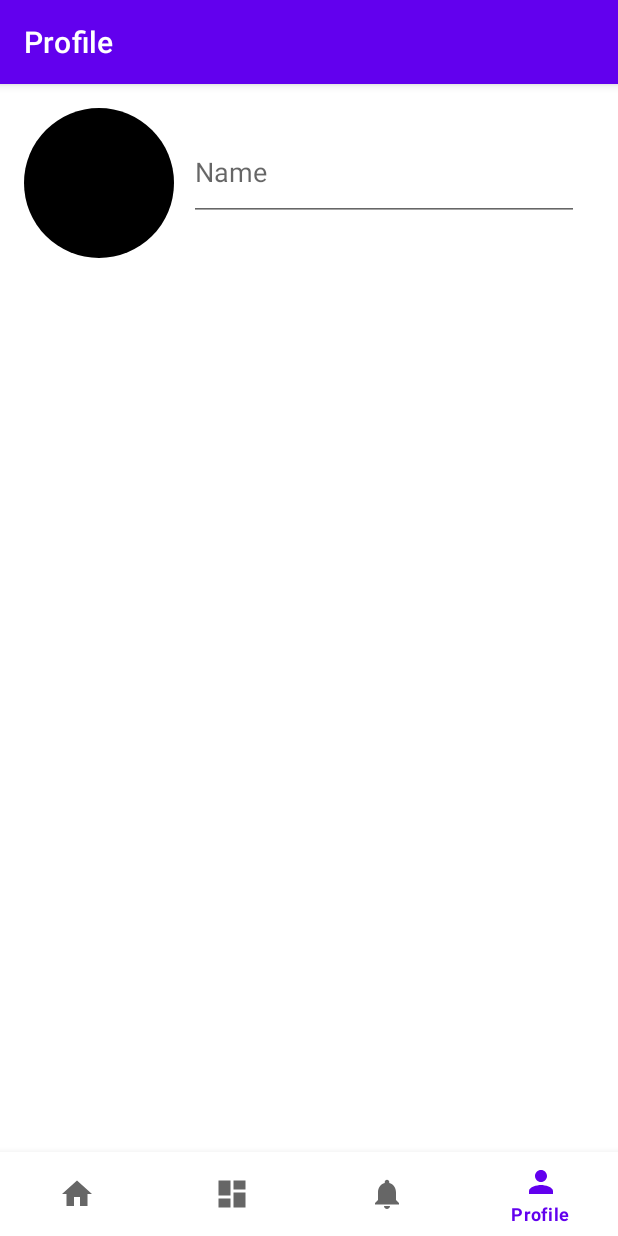
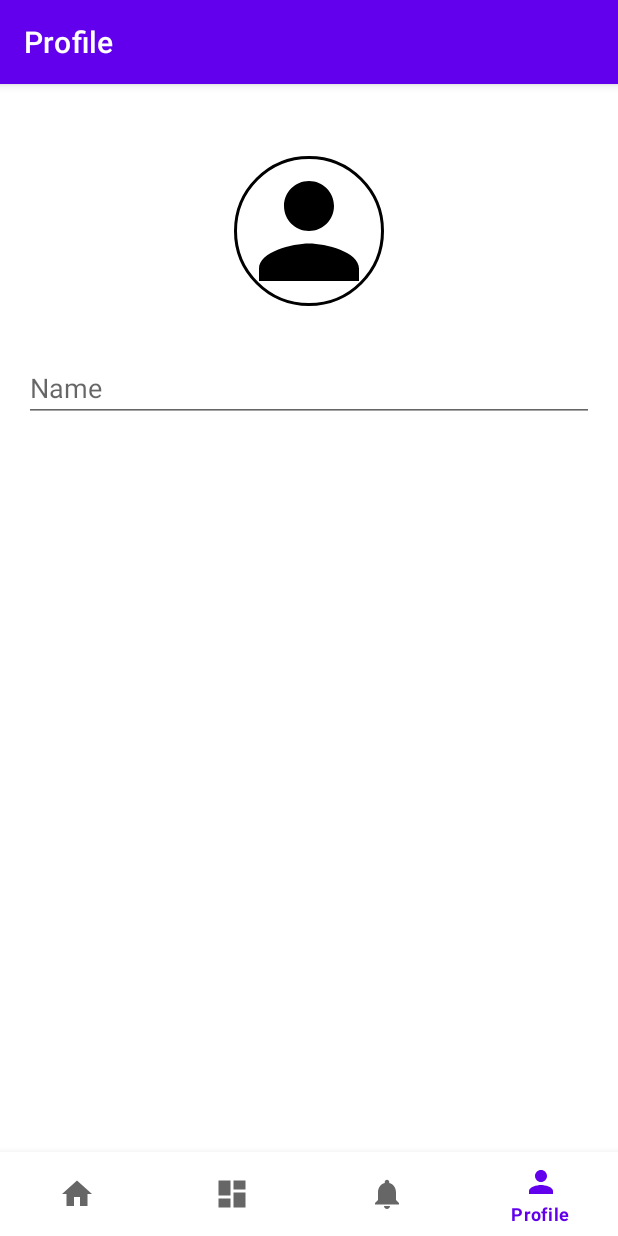
Before and after one commit to hanifa715/TaskManager, an Android app: the ProfileFragment screen opened through its navigation route, on a phone screen of 412 x 824 dp. Run offline under Robolectric (Android 15) with nearby library versions, the phone set to English and light mode, and no system bars; our stand-ins replace CircleImageView, navigation-ui; libraries missing offline, so code that uses them is left out: me.relex.circleindicator; pictures from the network do not load; 2 statements that could not run were skipped.

Commit message:
circle indicator skip

```diff
--- a/app/src/main/AndroidManifest.xml
+++ b/app/src/main/AndroidManifest.xml
@@ -1,6 +1,8 @@
 <?xml version="1.0" encoding="utf-8"?>
 <manifest xmlns:android="http://schemas.android.com/apk/res/android"
     xmlns:tools="http://schemas.android.com/tools">
+
+    <uses-permission android:name="android.permission.INTERNET"/>
 
     <application
         android:allowBackup="true"
--- a/app/src/main/java/com/example/taskmanager/MainActivity.kt
+++ b/app/src/main/java/com/example/taskmanager/MainActivity.kt
@@ -3,6 +3,9 @@ package com.example.taskmanager
 import android.os.Bundle
 import com.google.android.material.bottomnavigation.BottomNavigationView
 import androidx.appcompat.app.AppCompatActivity
+import androidx.core.view.isVisible
+import androidx.navigation.NavController
+import androidx.navigation.NavDestination
 import androidx.navigation.findNavController
 import androidx.navigation.ui.AppBarConfiguration
 import androidx.navigation.ui.setupActionBarWithNavController
@@ -19,9 +22,13 @@ class MainActivity : AppCompatActivity() {
         binding = ActivityMainBinding.inflate(layoutInflater)
         setContentView(binding.root)
 
-        val navView: BottomNavigationView = binding.navView
+        val bottomNav: BottomNavigationView = binding.navView
 
         val navController = findNavController(R.id.nav_host_fragment_activity_main)
+
+        navController.navigate(R.id.onBoardingFragment)
+
+
         val appBarConfiguration = AppBarConfiguration(
             setOf(
                 R.id.navigation_home,
@@ -32,6 +39,15 @@ class MainActivity : AppCompatActivity() {
             )
         )
         setupActionBarWithNavController(navController, appBarConfiguration)
-        navView.setupWithNavController(navController)
+        navController.addOnDestinationChangedListener { controller, destination, arguments ->
+            if (destination.id == R.id.onBoardingFragment){
+               bottomNav.isVisible = false
+                supportActionBar?.hide()
+            } else{
+                bottomNav.isVisible = true
+                supportActionBar?.show()
+            }
+        }
+        bottomNav.setupWithNavController(navController)
     }
 }
--- /dev/null
+++ b/app/src/main/java/com/example/taskmanager/model/OnBoarding.kt
@@ -0,0 +1,9 @@
+package com.example.taskmanager.model
+
+import java.io.Serializable
+
+data class OnBoarding(
+    val image: String? = null,
+    val title: String? = null,
+    val description: String? = null
+) : Serializable
--- a/app/src/main/java/com/example/taskmanager/ui/home/HomeFragment.kt
+++ b/app/src/main/java/com/example/taskmanager/ui/home/HomeFragment.kt
@@ -1,19 +1,23 @@
 package com.example.taskmanager.ui.home
 
 import android.os.Bundle
+import android.util.Log
 import android.view.LayoutInflater
 import android.view.View
 import android.view.ViewGroup
 import androidx.fragment.app.Fragment
+import androidx.fragment.app.setFragmentResultListener
 import androidx.navigation.fragment.findNavController
 import com.example.taskmanager.R
 import com.example.taskmanager.databinding.FragmentHomeBinding
+import com.example.taskmanager.model.Task
+import com.example.taskmanager.ui.home.adapter.TaskAdapter
+import com.example.taskmanager.ui.task.TaskFragment
 
 class HomeFragment : Fragment() {
     private var _binding: FragmentHomeBinding? = null
 
-    // This property is only valid between onCreateView and
-    // onDestroyView.
+    private val adapter = TaskAdapter()
     private val binding get() = _binding!!
 
     override fun onCreateView(
@@ -27,6 +31,12 @@ class HomeFragment : Fragment() {
 
     override fun onViewCreated(view: View, savedInstanceState: Bundle?) {
         super.onViewCreated(view, savedInstanceState)
+        binding.recyclerView.adapter = adapter
+        setFragmentResultListener(TaskFragment.REQUEST_RESULT) { requestKey, bundle ->
+            val data = bundle.getSerializable(TaskFragment.TASK_KEY) as Task
+            adapter.addTask(data)
+
+        }
         binding.fab.setOnClickListener {
             findNavController().navigate(R.id.taskFragment)
         }
--- /dev/null
+++ b/app/src/main/java/com/example/taskmanager/ui/onboarding/OnBoardingFragment.kt
@@ -0,0 +1,42 @@
+package com.example.taskmanager.ui.onboarding
+
+import android.os.Bundle
+import androidx.fragment.app.Fragment
+import android.view.LayoutInflater
+import android.view.View
+import android.view.ViewGroup
+import androidx.navigation.fragment.findNavController
+import com.example.taskmanager.R
+import com.example.taskmanager.databinding.FragmentOnBoardingBinding
+import com.example.taskmanager.ui.onboarding.adapter.OnBoardingAdapter
+import me.relex.circleindicator.CircleIndicator3
+
+class OnBoardingFragment : Fragment() {
+
+    private lateinit var binding: FragmentOnBoardingBinding
+    private val adapter = OnBoardingAdapter(this::onClick)
+
+
+    override fun onCreateView(
+        inflater: LayoutInflater, container: ViewGroup?,
+        savedInstanceState: Bundle?
+    ): View {
+        binding = FragmentOnBoardingBinding.inflate(inflater, container, false)
+        return binding.root
+    }
+
+    override fun onViewCreated(view: View, savedInstanceState: Bundle?) {
+        super.onViewCreated(view, savedInstanceState)
+        binding.viewPager.adapter = adapter
+        val indicator: CircleIndicator3 = binding.indicator
+        indicator.setViewPager(binding.viewPager)
+        binding.btnSkip.setOnClickListener {
+            onClick()
+        }
+
+    }
+
+    private fun onClick() {
+        findNavController().navigateUp()
+    }
+}
--- /dev/null
+++ b/app/src/main/java/com/example/taskmanager/ui/onboarding/adapter/OnBoardingAdapter.kt
@@ -0,0 +1,71 @@
+package com.example.taskmanager.ui.onboarding.adapter
+
+import android.view.LayoutInflater
+import android.view.ViewGroup
+import android.widget.Button
+import androidx.core.view.isVisible
+import androidx.recyclerview.widget.RecyclerView.Adapter
+import androidx.recyclerview.widget.RecyclerView.ViewHolder
+import com.bumptech.glide.Glide
+import com.example.taskmanager.R
+import com.example.taskmanager.databinding.ItemOnBoardingBinding
+import com.example.taskmanager.model.OnBoarding
+
+class OnBoardingAdapter(
+    private val onClick: () -> Unit,
+) :
+    Adapter<OnBoardingAdapter.OnBoardingViewHolder>() {
+
+
+    private val list = arrayListOf(
+        OnBoarding(
+            title = "Plan a Trip",
+            description = "Be ready to depart anytime, anywhere",
+            image = "https://rimage.gnst.jp/livejapan.com/public/article/detail/a/00/00/a0000276/img/basic/a0000276_main.jpg?20170427165412"
+        ),
+        OnBoarding(
+            title = "Book the Flight",
+            description = "Pay in seconds",
+            image = "https://live.staticflickr.com/5301/5639492325_3f373fbac9_b.jpg"
+        ),
+        OnBoarding(
+            title = "Enjoy your Trip",
+            description = "Bringing you joy ",
+            image = "https://www.xinhuanet.com/world/2016-09/08/129273462_14732907165901n.jpg"
+        )
+    )
+
+
+    override fun onCreateViewHolder(parent: ViewGroup, viewType: Int): OnBoardingViewHolder {
+        return OnBoardingViewHolder(
+            ItemOnBoardingBinding.inflate(
+                LayoutInflater.from(parent.context),
+                parent,
+                false
+            )
+        )
+    }
+
+    override fun getItemCount(): Int {
+        return list.size
+    }
+
+    override fun onBindViewHolder(holder: OnBoardingViewHolder, position: Int) {
+        holder.bind(list.get(position))
+    }
+
+    inner class OnBoardingViewHolder(private val binding: ItemOnBoardingBinding) :
+        ViewHolder(binding.root) {
+        fun bind(onBoarding: OnBoarding) = with(binding) {
+            tvTitle.text = onBoarding.title
+            tvDesc.text = onBoarding.description
+            Glide.with(ivBoard).load(onBoarding.image).into(ivBoard)
+            if (adapterPosition == list.lastIndex) {
+                binding.btnStart.isVisible = true
+            }
+            binding.btnStart.setOnClickListener {
+                onClick()
+            }
+        }
+    }
+}
--- a/app/src/main/java/com/example/taskmanager/ui/profile/ProfileFragment.kt
+++ b/app/src/main/java/com/example/taskmanager/ui/profile/ProfileFragment.kt
@@ -10,23 +10,14 @@ import com.example.taskmanager.databinding.FragmentNotificationsBinding
 import com.example.taskmanager.databinding.FragmentProfileBinding
 
 class ProfileFragment : Fragment() {
-    private var _binding: FragmentProfileBinding? = null
-
-    // This property is only valid between onCreateView and
-    // onDestroyView.
-    private val binding get() = _binding!!
+    private lateinit var binding : FragmentProfileBinding
 
     override fun onCreateView(
         inflater: LayoutInflater,
         container: ViewGroup?,
         savedInstanceState: Bundle?
     ): View {
-        _binding = FragmentProfileBinding.inflate(inflater, container, false)
+        binding = FragmentProfileBinding.inflate(inflater, container, false)
         return binding.root
     }
-    override fun onDestroyView() {
-        super.onDestroyView()
-        _binding = null
-    }
-
 }
--- a/app/src/main/res/layout/fragment_home.xml
+++ b/app/src/main/res/layout/fragment_home.xml
@@ -14,4 +14,9 @@
         app:layout_constraintEnd_toEndOf="parent"
         android:layout_margin="16dp"
         android:src="@drawable/ic_add"/>
+    <androidx.recyclerview.widget.RecyclerView
+        android:id="@+id/recycler_view"
+        android:layout_width="match_parent"
+        android:layout_height="match_parent"
+        app:layoutManager="androidx.recyclerview.widget.LinearLayoutManager"/>
 </androidx.constraintlayout.widget.ConstraintLayout>
--- a/app/src/main/res/layout/fragment_profile.xml
+++ b/app/src/main/res/layout/fragment_profile.xml
@@ -1,21 +1,29 @@
 <?xml version="1.0" encoding="utf-8"?>
-<LinearLayout xmlns:android="http://schemas.android.com/apk/res/android"
+<androidx.constraintlayout.widget.ConstraintLayout xmlns:android="http://schemas.android.com/apk/res/android"
     xmlns:tools="http://schemas.android.com/tools"
     android:layout_width="match_parent"
     android:layout_height="match_parent"
     android:padding="16dp"
     xmlns:app="http://schemas.android.com/apk/res-auto"
     tools:context=".ui.profile.ProfileFragment">
-    <ImageView
+
+    <de.hdodenhof.circleimageview.CircleImageView
+        android:id="@+id/profile_image"
         android:layout_width="100dp"
         android:layout_height="100dp"
-        android:id="@+id/image_view"
-        android:background="@drawable/circle"
-        android:scaleType="centerCrop" />
+        android:src="@drawable/ic_person"
+        app:civ_border_color="#FF000000"
+        app:civ_border_width="2dp"
+        android:layout_marginTop="32dp"
+        app:layout_constraintTop_toTopOf="parent"
+        app:layout_constraintStart_toStartOf="parent"
+        app:layout_constraintEnd_toEndOf="parent"
+        />
     <EditText
         android:id="@+id/et_name"
         android:layout_width="match_parent"
-        android:layout_height="65dp"
-        android:layout_margin="10dp"
-        android:hint="Name" />
-</LinearLayout>
+        android:layout_height="wrap_content"
+        android:hint="Name"
+        app:layout_constraintTop_toBottomOf="@+id/profile_image"
+        android:layout_marginTop="32dp"/>
+</androidx.constraintlayout.widget.ConstraintLayout>
--- a/app/src/main/res/navigation/mobile_navigation.xml
+++ b/app/src/main/res/navigation/mobile_navigation.xml
@@ -32,4 +32,9 @@
         android:name="com.example.taskmanager.ui.profile.ProfileFragment"
         android:label="@string/title_profile"
         tools:layout="@layout/fragment_profile" />
+    <fragment
+        android:id="@+id/onBoardingFragment"
+        android:name="com.example.taskmanager.ui.onboarding.OnBoardingFragment"
+        android:label="fragment_on_boarding"
+        tools:layout="@layout/fragment_on_boarding" />
 </navigation>
--- a/app/src/main/res/values/colors.xml
+++ b/app/src/main/res/values/colors.xml
@@ -7,4 +7,5 @@
     <color name="teal_700">#FF018786</color>
     <color name="black">#FF000000</color>
     <color name="white">#FFFFFFFF</color>
+    <color name="pink">#E296D8</color>
 </resources>
```
Also changed, not shown: app/build.gradle (+17 -0 lines), app/src/main/java/com/example/taskmanager/model/Task.kt (added, +8 -0 lines), app/src/main/java/com/example/taskmanager/ui/home/adapter/TaskAdapter.kt (added, +43 -0 lines), app/src/main/java/com/example/taskmanager/ui/task/TaskFragment.kt (+20 -0 lines), app/src/main/res/drawable/indicator_selector.xml (added, +8 -0 lines), app/src/main/res/drawable/indicator_unselected.xml (added, +8 -0 lines), app/src/main/res/layout/fragment_on_boarding.xml (added, +35 -0 lines), app/src/main/res/layout/item_on_boarding.xml (added, +56 -0 lines), app/src/main/res/layout/item_task.xml (added, +24 -0 lines).
